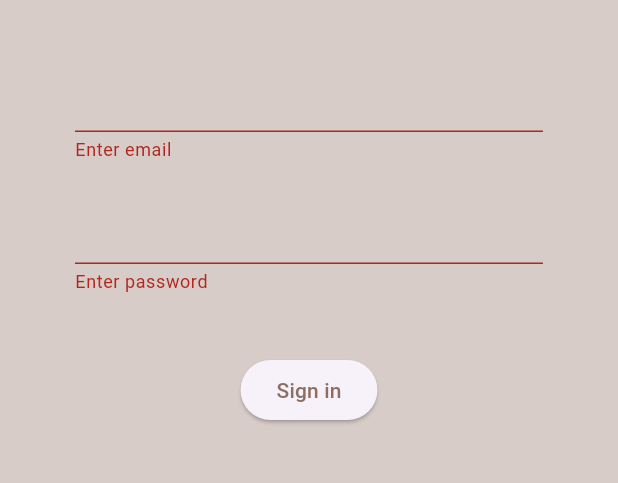
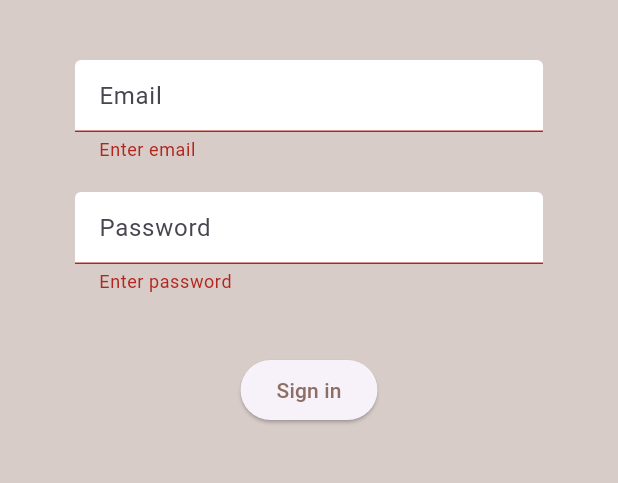
Before and after one commit to daghlas/connect_coffee_heart, a Flutter app: the screen it shows after launch, after a tap on "Sign in", on a phone screen of 412 x 824 dp, the part 84-567 px from its top. Run offline on Flutter 3.47's test engine with Material 3 defaults, Android fonts, the light colour scheme and no system bars; our stand-ins replace firebase_auth, firebase_core; accounts and stored records are empty.

Commit message:
forms; textInputDecoration

```diff
--- a/lib/screens/authenticate/register.dart
+++ b/lib/screens/authenticate/register.dart
@@ -1,4 +1,5 @@
 import 'package:connect_coffee/screens/auth.dart';
+import 'package:connect_coffee/shared/constants.dart';
 import 'package:flutter/material.dart';
 
 class Register extends StatefulWidget {
@@ -51,6 +52,7 @@ class _RegisterState extends State<Register> {
           child: Column(children: <Widget>[
             const SizedBox(height: 20.0),
             TextFormField(
+              decoration: textInputDecoration.copyWith(hintText: 'Enter Email'),
               validator: (val) => val!.isEmpty ? 'Enter email' : null,
               onChanged: (val) {
                 setState(() {
@@ -60,6 +62,8 @@ class _RegisterState extends State<Register> {
             ),
             const SizedBox(height: 20.0),
             TextFormField(
+              decoration:
+                  textInputDecoration.copyWith(hintText: 'Create Password'),
               obscureText: true,
               validator: (val) =>
                   val!.length < 6 ? 'Enter valid password' : null,
--- a/lib/screens/authenticate/sign_in.dart
+++ b/lib/screens/authenticate/sign_in.dart
@@ -1,4 +1,5 @@
 import 'package:connect_coffee/screens/auth.dart';
+import 'package:connect_coffee/shared/constants.dart';
 import 'package:flutter/material.dart';
 
 class SignIn extends StatefulWidget {
@@ -51,6 +52,7 @@ class _SignInState extends State<SignIn> {
           child: Column(children: <Widget>[
             const SizedBox(height: 20.0),
             TextFormField(
+              decoration: textInputDecoration.copyWith(hintText: 'Email'),
               validator: (val) => val!.isEmpty ? 'Enter email' : null,
               onChanged: (val) {
                 setState(() {
@@ -60,6 +62,7 @@ class _SignInState extends State<SignIn> {
             ),
             const SizedBox(height: 20.0),
             TextFormField(
+              decoration: textInputDecoration.copyWith(hintText: 'Password'),
               obscureText: true,
               validator: (val) => val!.length < 6 ? 'Enter password' : null,
               onChanged: (val) {
--- /dev/null
+++ b/lib/shared/constants.dart
@@ -0,0 +1,10 @@
+import 'package:flutter/material.dart';
+
+const textInputDecoration = InputDecoration(
+  filled: true,
+  fillColor: Colors.white,
+  enabledBorder:
+      OutlineInputBorder(borderSide: BorderSide(color: Colors.white)),
+  focusedBorder:
+      OutlineInputBorder(borderSide: BorderSide(color: Colors.brown)),
+);
```
